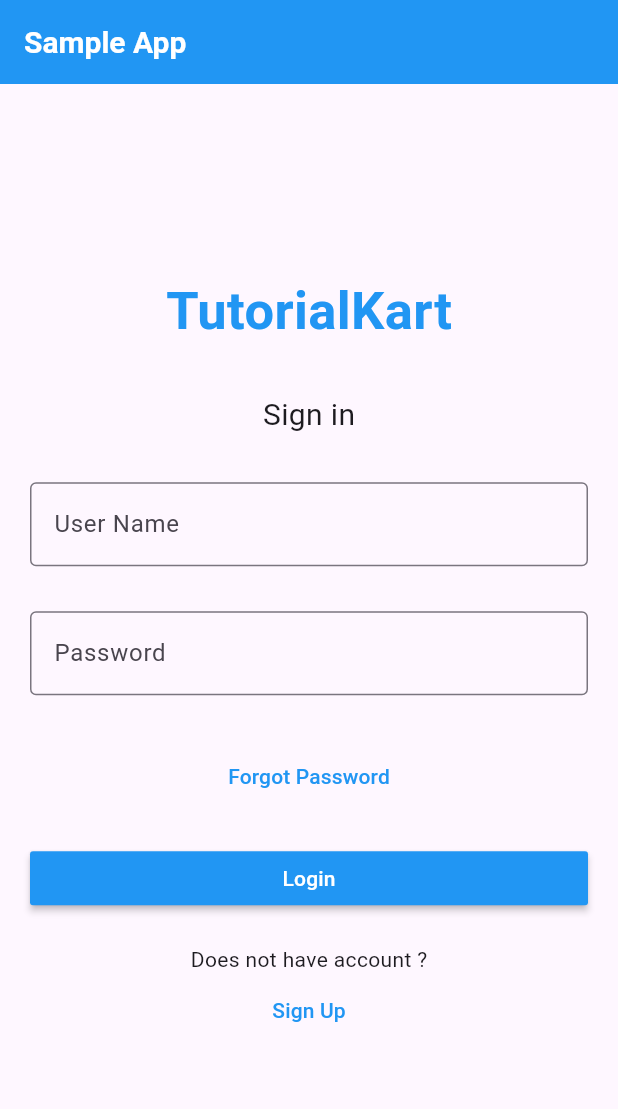
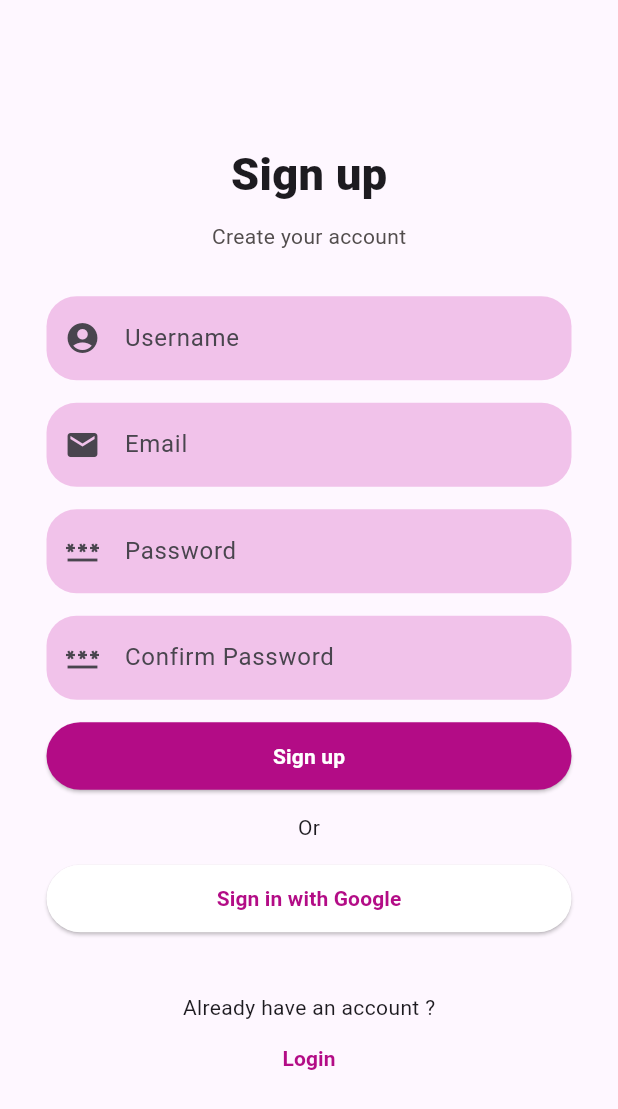
Before and after one commit to inshad02/Flutter_practising, a Flutter app: the screen it shows after launch, on a phone screen of 412 x 824 dp. Shown: the top 1109 px of the screen. Run offline on Flutter 3.47's test engine with Material 3 defaults, Android fonts, the phone set to English and light mode, and no system bars.

Commit message:
19/09/2024

```diff
--- a/lib/main.dart
+++ b/lib/main.dart
@@ -1,5 +1,6 @@
-import 'package:demo/Circle.dart';
-import 'package:demo/loginPage.dart';
+//import 'package:demo/Circle.dart';
+//import 'package:demo/loginPage2.dart';
+import 'package:demo/signupPage.dart';
 import 'package:flutter/material.dart';
 
 void main() {
@@ -17,7 +18,7 @@ class MyApp extends StatelessWidget {
         colorScheme: ColorScheme.fromSeed(seedColor: Colors.deepPurple),
         useMaterial3: debugHighlightDeprecatedWidgets = true,
       ),
-      home: LoginPage(),
+      home: SignUp(),
     );
   }
 }
--- /dev/null
+++ b/lib/signupPage.dart
@@ -0,0 +1,172 @@
+// ignore_for_file: prefer_const_constructors, prefer_const_literals_to_create_immutables, sort_child_properties_last
+
+import 'package:flutter/material.dart';
+import 'package:flutter/widgets.dart';
+
+class SignUp extends StatefulWidget {
+  const SignUp({super.key});
+
+  @override
+  State<SignUp> createState() => _SignUpState();
+}
+
+class _SignUpState extends State<SignUp> {
+  @override
+  Widget build(BuildContext context) {
+    return Scaffold(
+      body: Center(
+        child: Column(
+          mainAxisAlignment: MainAxisAlignment.center,
+          children: [
+            Text(
+              "Sign up",
+              style: TextStyle(fontSize: 30, fontWeight: FontWeight.w900),
+            ),
+            SizedBox(
+              height: 10,
+            ),
+            Text(
+              "Create your account",
+              style: TextStyle(
+                color: const Color.fromARGB(255, 82, 77, 77),
+              ),
+            ),
+            SizedBox(
+              height: 30,
+            ),
+            SizedBox(
+              width: 350,
+              child: TextFormField(
+                decoration: InputDecoration(
+                  labelText: "Username",
+                  hintText: "Username",
+                  prefixIcon: Icon(Icons.account_circle),
+                  border: OutlineInputBorder(
+                      borderRadius: BorderRadius.circular(20),
+                      borderSide: BorderSide.none),
+                  fillColor: Color.fromARGB(248, 241, 193, 233),
+                  filled: true,
+                ),
+              ),
+            ),
+            SizedBox(
+              height: 15,
+            ),
+            SizedBox(
+              width: 350,
+              child: TextFormField(
+                decoration: InputDecoration(
+                    labelText: "Email",
+                    hintText: "Email",
+                    prefixIcon: Icon(Icons.email),
+                    fillColor: Color.fromARGB(248, 241, 193, 233),
+                    filled: true,
+                    border: OutlineInputBorder(
+                      borderRadius: BorderRadius.circular(20),
+                      borderSide: BorderSide.none,
+                    )),
+              ),
+            ),
+            SizedBox(
+              height: 15,
+            ),
+            SizedBox(
+              width: 350,
+              child: TextFormField(
+                obscureText: true,
+                decoration: InputDecoration(
+                    fillColor: Color.fromARGB(248, 241, 193, 233),
+                    filled: true,
+                    labelText: "Password",
+                    hintText: "password",
+                    prefixIcon: Icon(Icons.password),
+                    border: OutlineInputBorder(
+                      borderRadius: BorderRadius.circular(20),
+                      borderSide: BorderSide.none,
+                    )),
+              ),
+            ),
+            SizedBox(
+              height: 15,
+            ),
+            SizedBox(
+              width: 350,
+              child: TextFormField(
+                obscureText: true,
+                decoration: InputDecoration(
+                    labelText: "Confirm Password",
+                    hintText: "Confirm Password",
+                    prefixIcon: Icon(Icons.password),
+                    fillColor: Color.fromARGB(248, 241, 193, 233),
+                    filled: true,
+                    border: OutlineInputBorder(
+                      borderRadius: BorderRadius.circular(20),
+                      borderSide: BorderSide.none,
+                    )),
+              ),
+            ),
+            SizedBox(
+              height: 15,
+            ),
+            SizedBox(
+              width: 350,
+              height: 45,
+              child: ElevatedButton(
+                onPressed: () {},
+                child: Text(
+                  "Sign up",
+                  style: TextStyle(
+                    color: Colors.white,
+                    fontWeight: FontWeight.bold,
+                  ),
+                ),
+                style: ButtonStyle(
+                    backgroundColor: WidgetStatePropertyAll(
+                        Color.fromARGB(255, 179, 12, 134))),
+              ),
+            ),
+            SizedBox(
+              height: 15,
+            ),
+            Text("Or"),
+            SizedBox(
+              height: 15,
+            ),
+            SizedBox(
+              width: 350,
+              height: 45,
+              child: ElevatedButton(
+                onPressed: () {},
+                child: Text(
+                  "Sign in with Google",
+                  style: TextStyle(
+                    fontWeight: FontWeight.bold,
+                    color: Color.fromARGB(255, 179, 12, 134),
+                  ),
+                ),
+                style: ButtonStyle(
+                  backgroundColor: WidgetStatePropertyAll(
+                    Colors.white,
+                  ),
+                ),
+              ),
+            ),
+            SizedBox(
+              height: 40,
+            ),
+            Text("Already have an account ?"),
+            TextButton(
+                onPressed: () {},
+                child: Text(
+                  "Login",
+                  style: TextStyle(
+                    fontWeight: FontWeight.bold,
+                    color: Color.fromARGB(255, 179, 12, 134),
+                  ),
+                ))
+          ],
+        ),
+      ),
+    );
+  }
+}
```
Also changed, not shown: lib/loginPage2.dart (added, +116 -0 lines).
